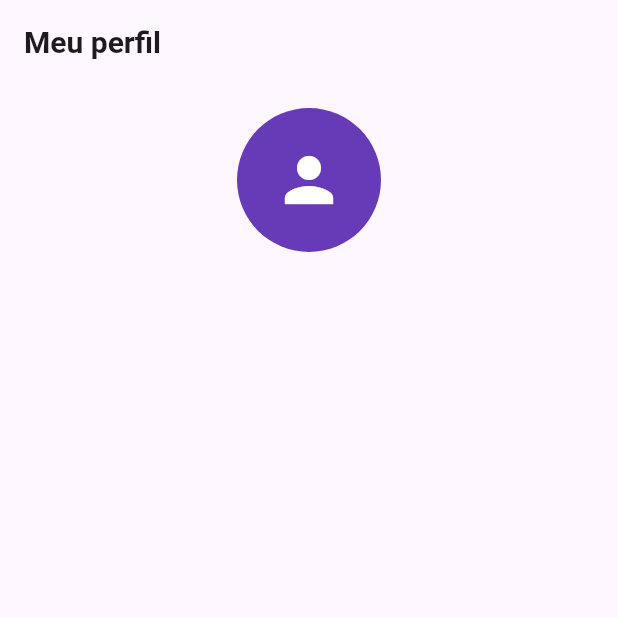
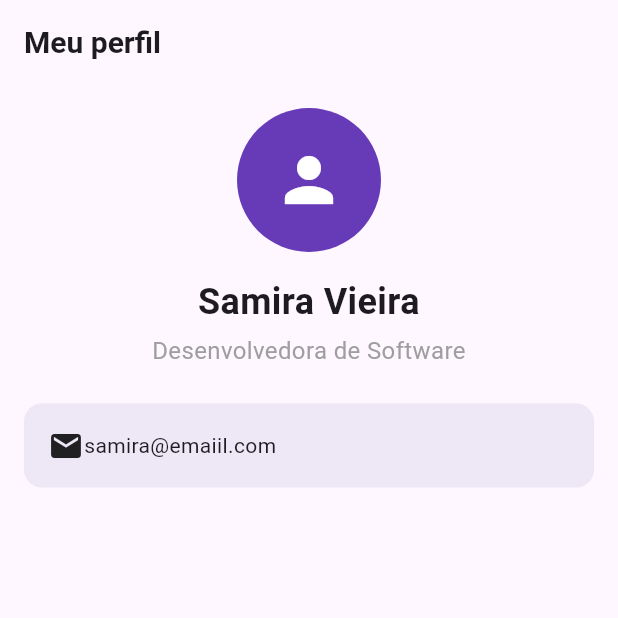
Before and after one commit to Gabriel-index/flutter_primeiro_app, a Flutter app: the screen it shows after launch, on a phone screen of 412 x 824 dp, the top half of it. Run offline on Flutter 3.47's test engine with Material 3 defaults, Android fonts, the phone set to English and light mode, and no system bars.

Commit message:
Continuação da tela de Perfil

```diff
--- a/lib/screens/perfil_screen.dart
+++ b/lib/screens/perfil_screen.dart
@@ -51,6 +51,42 @@ class PerfilScreen extends StatelessWidget {
                 color: Colors.white,
               ),
             ),
+
+            SizedBox(height: 16), // estpaçamento vertical
+
+            const Text(
+              'Samira Vieira',
+              // Alinhamento do Texto
+              textAlign: TextAlign.center,
+              // Stilizando o texto
+              style: TextStyle(fontSize: 24, fontWeight: FontWeight.bold),
+            ),
+
+            const SizedBox(height: 4),
+
+            const Text(
+              'Desenvolvedora de Software',
+              textAlign: TextAlign.center,
+              style: TextStyle(fontSize: 16, color: Colors.grey),
+            ),
+
+            const SizedBox(height: 24),
+
+            Container(
+              // epaçamento interno ( espaçamento dentro da nossa caixa)
+              padding: const EdgeInsets.all(16),
+
+              // Decoration controla a aparencia visual do container
+              decoration: BoxDecoration(
+                // cor de fundo
+                color: Colors.deepPurple.shade50,
+                // Arredonda os quatros cantos
+                borderRadius: BorderRadius.circular(12),
+              ),
+              child: Row(
+                children: [Icon(Icons.email), Text('samira@emaiil.com')],
+              ),
+            ),
           ],
         ),
       ),
```
